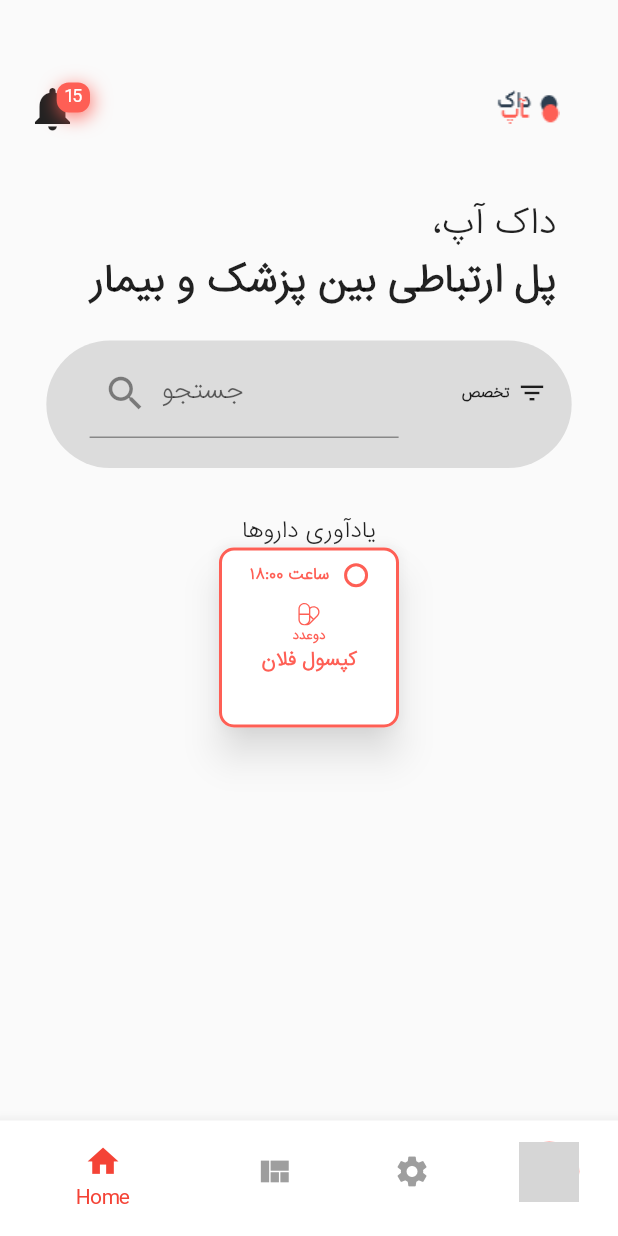
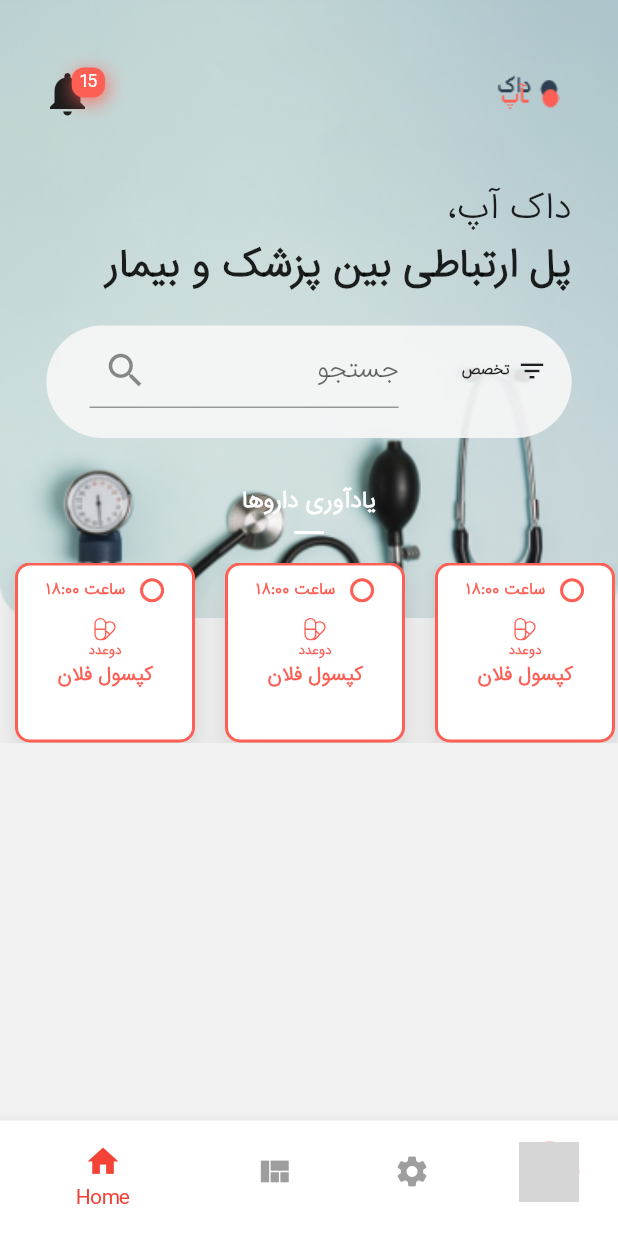
Before and after one commit to sajadgilga/DocUp, a Flutter app: the MainPage screen opened directly, on a phone screen of 412 x 824 dp. Run offline on Flutter 3.47's test engine with Material 2 defaults, Android fonts, the phone set to English and light mode, and no system bars; our stand-ins replace flutter_svg, rxdart; network calls fail; grey boxes are pictures that could not be loaded.

Commit message:
Progressed in Home page: - Added reminder list

```diff
--- a/lib/UI/main_pageUI/homeUI/header.dart
+++ b/lib/UI/main_pageUI/homeUI/header.dart
@@ -13,12 +13,12 @@ class Header extends StatelessWidget {
 
   @override
   Widget build(BuildContext context) {
-    return Row(
+    return Container(child: Row(
       mainAxisAlignment: MainAxisAlignment.spaceBetween,
-        children: <Widget>[
-           HomeNotification(),
-          _docUpIcon(),
-        ],
-    );
+      children: <Widget>[
+        HomeNotification(),
+        _docUpIcon(),
+      ],
+    ), padding: EdgeInsets.only(left: 20, right: 10),);
   }
 }
--- a/lib/UI/main_pageUI/homeUI/home.dart
+++ b/lib/UI/main_pageUI/homeUI/home.dart
@@ -2,7 +2,7 @@ import 'package:flutter/material.dart';
 
 import 'header.dart';
 import 'search_box.dart';
-import '../../widgets/medicine_reminder.dart';
+import 'reminder_list.dart';
 import '../../../constants/strings.dart';
 
 class Home extends StatelessWidget {
@@ -37,8 +37,10 @@ class Home extends StatelessWidget {
         Container(height: 20,),
         SearchBox(),
         SizedBox(height: 30,),
-        Text(Strings.medicineReminder, textAlign: TextAlign.center,),
-        MedicineReminder('۱۸:۰۰', 'کپسول فلان', Medicine.capsule, 'دوعدد')
+        Text(Strings.medicineReminder, textAlign: TextAlign.center, style: TextStyle(fontWeight: FontWeight.bold, color: Colors.white), ),
+        SizedBox(width: 20, height: 20,child: Divider(thickness: 2, color: Colors.white,)),
+        SizedBox(height: 10,),
+        ReminderList()
       ],
     ));
   }
--- /dev/null
+++ b/lib/UI/main_pageUI/homeUI/reminder_list.dart
@@ -0,0 +1,26 @@
+import 'package:flutter/material.dart';
+
+import '../../widgets/medicine_reminder.dart';
+class ReminderList extends StatefulWidget {
+  @override
+  ReminderListState createState() => ReminderListState();
+}
+
+class ReminderListState extends State<ReminderList> {
+  @override
+  Widget build(BuildContext context) {
+    return SingleChildScrollView(
+      scrollDirection: Axis.horizontal,
+      child: Row(
+        mainAxisAlignment: MainAxisAlignment.spaceBetween,
+        children: <Widget>[
+          MedicineReminder('۱۸:۰۰', 'کپسول فلان', Medicine.capsule, 'دوعدد'),
+          MedicineReminder('۱۸:۰۰', 'کپسول فلان', Medicine.capsule, 'دوعدد'),
+          MedicineReminder('۱۸:۰۰', 'کپسول فلان', Medicine.capsule, 'دوعدد'),
+          MedicineReminder('۱۸:۰۰', 'کپسول فلان', Medicine.capsule, 'دوعدد'),
+
+        ],
+      ),
+    );
+  }
+}
--- a/lib/UI/main_pageUI/homeUI/search_box.dart
+++ b/lib/UI/main_pageUI/homeUI/search_box.dart
@@ -12,7 +12,7 @@ class SearchBox extends StatelessWidget {
       width: MediaQuery.of(context).size.width * .85,
       padding: EdgeInsets.only(top: 5, bottom: 20, left: MediaQuery.of(context).size.width * .07, right: MediaQuery.of(context).size.width * .04),
       decoration: BoxDecoration(
-          color: Colors.black12,
+          color: Color.fromRGBO(247, 247, 247, .9),
           borderRadius: BorderRadius.all(Radius.circular(80))),
       child: Row(
           mainAxisAlignment: MainAxisAlignment.spaceBetween,
@@ -22,13 +22,13 @@ class SearchBox extends StatelessWidget {
               ),
               child: SizedBox(
                   width: _getSearchBoxWidth(MediaQuery.of(context).size.width),
-                  height: 60,
+                  height: 50,
                   child: TextField(
                     controller: TextEditingController(),
                     textAlign: TextAlign.end,
                     textDirection: TextDirection.ltr,
                     decoration: InputDecoration(
-                        labelText:
+                        hintText:
                             Strings.searchBoxHint,
                         prefixIcon: Icon(
                           Icons.search,
--- a/lib/UI/main_pageUI/main_page.dart
+++ b/lib/UI/main_pageUI/main_page.dart
@@ -49,12 +49,22 @@ class _MainPageState extends State<MainPage> {
   @override
   Widget build(BuildContext context) {
     return Scaffold(
+      backgroundColor: Color.fromRGBO(242, 242, 242, 1),
       bottomNavigationBar: SizedBox(
         child: _bottomNavigationBar(),
       ),
       body: SingleChildScrollView(
-        child: Home(),
-        padding: EdgeInsets.all(10),
+
+        child: Stack(
+              children: <Widget>[
+                Image(
+                  image: AssetImage('assets/backgroundHome.png'),
+                  width: MediaQuery.of(context).size.width,
+                  fit: BoxFit.fitWidth,
+                ),
+                Home()
+              ],
+            ),
       ),
     );
   }
--- a/lib/UI/widgets/medicine_reminder.dart
+++ b/lib/UI/widgets/medicine_reminder.dart
@@ -64,46 +64,10 @@ class _MedicineReminderState extends State<MedicineReminder> {
             : Container(),
       );
 
-  @override
-  Widget build(BuildContext context) {
-    return AnimatedPhysicalModel(
-        duration: const Duration(milliseconds: 500),
-        curve: Curves.fastOutSlowIn,
-        elevation: (_reminderState == ReminderState.done) ? 0 : 10.0,
-        shape: BoxShape.rectangle,
-        borderRadius: BorderRadius.all(Radius.circular(10)),
-        shadowColor: (_reminderState == ReminderState.done) ? Colors.black : Colors.white,
-        color: Colors.white,
-        child: Container(
-            constraints: BoxConstraints(maxHeight: 120, maxWidth: 120),
-            child: Stack(
-              children: <Widget>[
-                InkWell(
-                  child: DecoratedBox(
-                    decoration: BoxDecoration(
-                        color: Colors.white,
-                        shape: BoxShape.rectangle,
-                        border: (_reminderState == ReminderState.done
-                            ? Border.all(width: 0.0)
-                            : Border.all(width: 2.0, color: getCurrentColor())),
-                        borderRadius: BorderRadius.all(Radius.circular(10)),
-//                        boxShadow: (_reminderState == ReminderState.done
-//                            ? []
-//                            : [
-//                                BoxShadow(
-//                                    color: Colors.black38,
-//                                    offset: Offset(1, 1),
-//                                    blurRadius: 20)
-//                              ])
-                    ),
-                    child: Padding(
-                        padding: EdgeInsets.only(top: 10),
-                        child: Column(children: <Widget>[
-                          Align(
+  Widget _header() => Align(
         alignment: Alignment.center,
-                            child: Row(
-                                mainAxisAlignment: MainAxisAlignment.center,
-                                children: <Widget>[
+        child:
+            Row(mainAxisAlignment: MainAxisAlignment.center, children: <Widget>[
           Text(
             'ساعت ${widget.time}',
             textAlign: TextAlign.center,
@@ -114,11 +78,31 @@ class _MedicineReminderState extends State<MedicineReminder> {
           ),
           SizedBox(width: 10),
           GestureDetector(
-                                    child: radioButton(
-                                        _reminderState == ReminderState.done),
+            child: radioButton(_reminderState == ReminderState.done),
           ),
         ]),
-                          ),
+      );
+
+  BoxDecoration _reminderBoxDecoration() => BoxDecoration(
+        color: Colors.white,
+        shape: BoxShape.rectangle,
+        border: (_reminderState == ReminderState.done
+            ? Border.all(width: 0.0)
+            : Border.all(width: 2.0, color: getCurrentColor())),
+        borderRadius: BorderRadius.all(Radius.circular(10)),
+      );
+
+  Widget _reminderBox() => Container(
+      constraints: BoxConstraints(maxHeight: 120, maxWidth: 120),
+      child: Stack(
+        children: <Widget>[
+          InkWell(
+            child: DecoratedBox(
+              decoration: _reminderBoxDecoration(),
+              child: Padding(
+                  padding: EdgeInsets.only(top: 10),
+                  child: Column(children: <Widget>[
+                    _header(),
                     SizedBox(
                       height: 10,
                     ),
@@ -150,6 +134,26 @@ class _MedicineReminderState extends State<MedicineReminder> {
             onTap: _finishReminder,
           )
         ],
-            )));
+      ));
+
+  @override
+  Widget build(BuildContext context) {
+    return Container(
+      margin: EdgeInsets.only(left: 10, right: 10),
+      child: InkWell(
+        onTap: () {},
+        child: AnimatedPhysicalModel(
+            duration: const Duration(milliseconds: 500),
+            curve: Curves.fastOutSlowIn,
+            elevation: (_reminderState == ReminderState.done) ? 0 : 10.0,
+            shape: BoxShape.rectangle,
+            borderRadius: BorderRadius.all(Radius.circular(10)),
+            shadowColor: (_reminderState == ReminderState.done)
+                ? Colors.black
+                : Colors.white,
+            color: Colors.transparent,
+            child: _reminderBox()),
+      ),
+    );
   }
 }
```
Also changed, not shown: assets/backgroundHome.png (added), assets/homeBack.png (added). Lines whose indentation alone changed are shown as unchanged.
